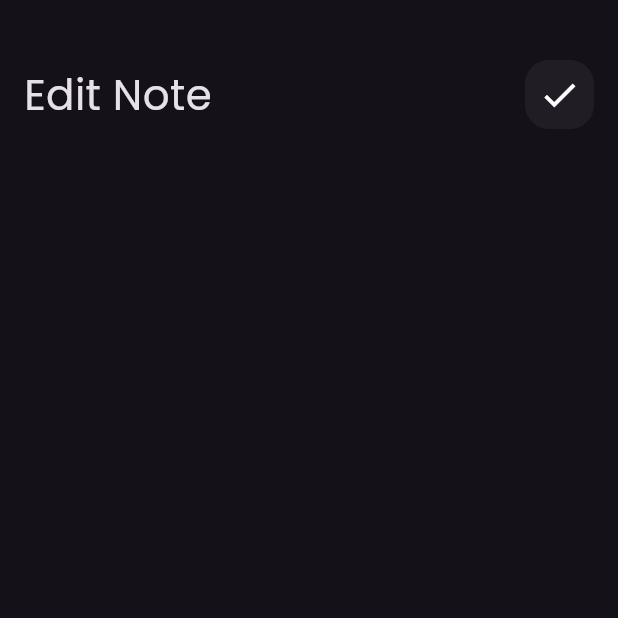
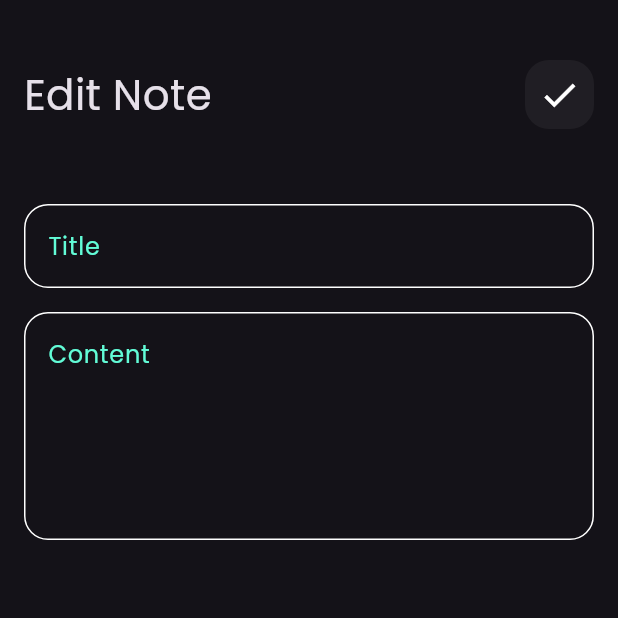
Before and after one commit to MAWA100/notes_app, a Flutter app: the EditNotesView screen opened directly, on a phone screen of 412 x 824 dp, the top half of it. Run offline on Flutter 3.47's test engine with Material 3 defaults, Android fonts, the phone set to English and light mode, and no system bars; our stand-ins replace font_awesome_flutter.

Commit message:
edit note view ui done

```diff
--- a/lib/widgets/edit_view_body.dart
+++ b/lib/widgets/edit_view_body.dart
@@ -1,5 +1,6 @@
 import 'package:flutter/material.dart';
 import 'package:note_app/widgets/custom_app_bar.dart';
+import 'package:note_app/widgets/custom_text_field.dart';
 
 class EditNoteViewBody extends StatelessWidget {
   const EditNoteViewBody({super.key});
@@ -12,6 +13,16 @@ class EditNoteViewBody extends StatelessWidget {
         children: [
           SizedBox(height: 40,),
           CustomAppBar(title: 'Edit Note', icon: Icons.check),
+          SizedBox(height: 50,),
+            CustomTextField(
+              hint: 'Title',
+            ),
+            SizedBox(height: 16,),
+            CustomTextField(
+              hint: 'Content',
+              maxLines: 5,
+            ),
+
         ],
       ),
     );
```
